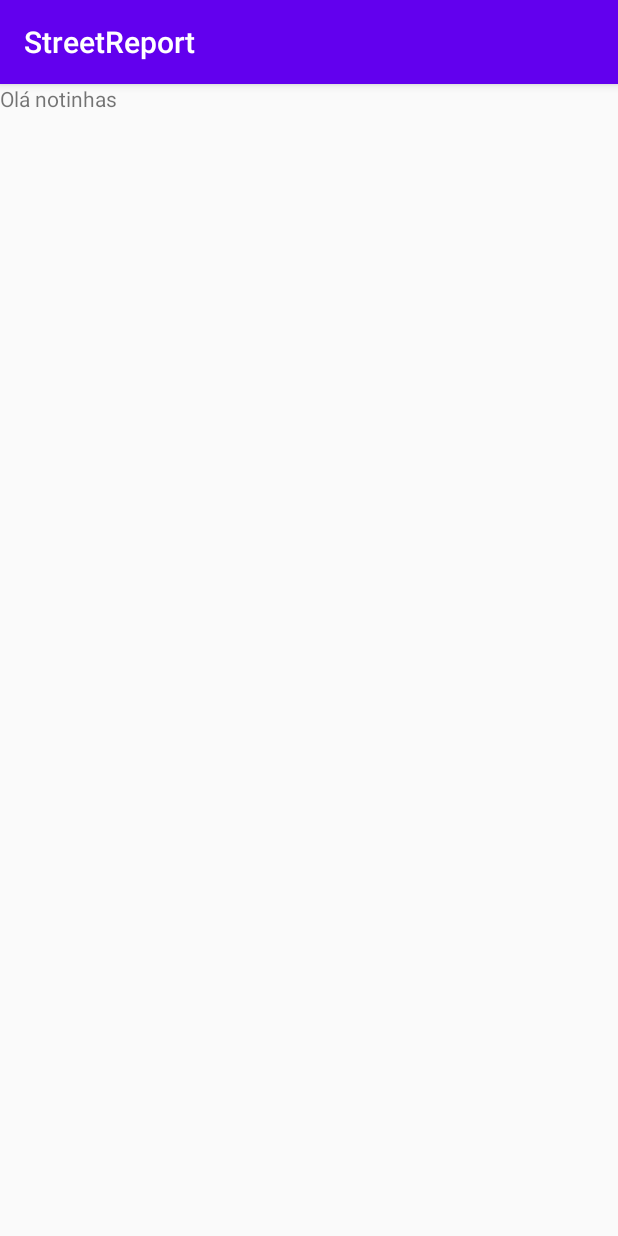
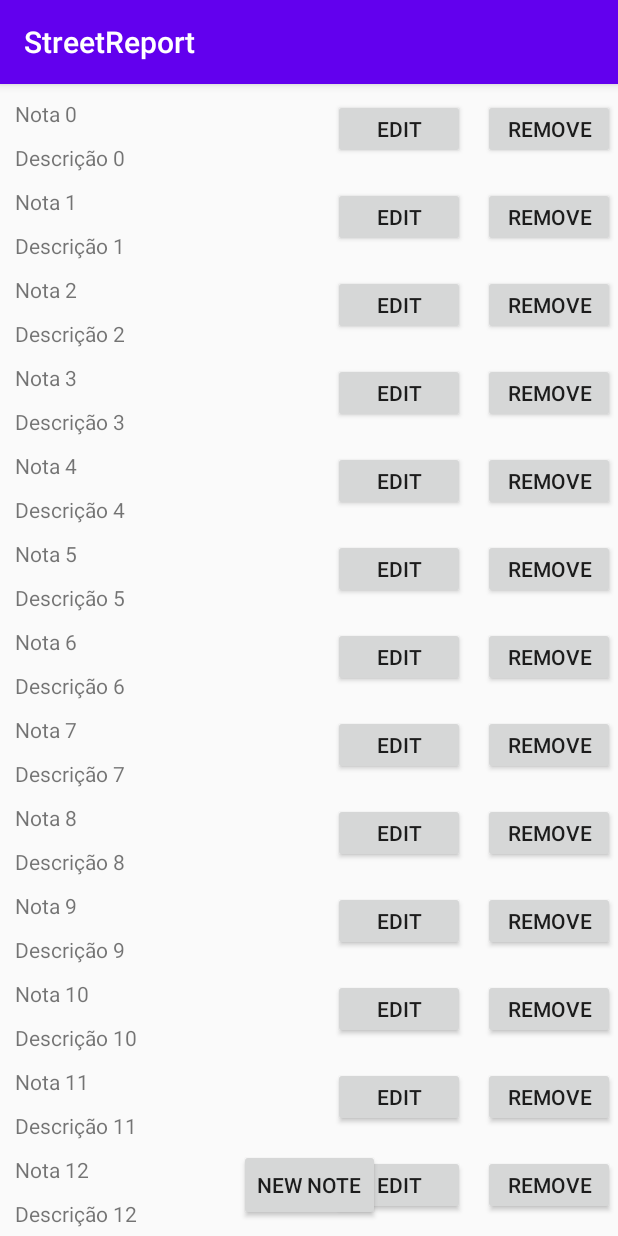
Before and after one commit to rodrigosa7/StreetReport, an Android app: the Notes screen opened directly, with no data from a screen before it, on a phone screen of 412 x 824 dp. Run offline under Robolectric (Android 15) with nearby library versions, the phone set to English and light mode, and no system bars.

Commit message:
Recycler View Adicionada

```diff
--- a/app/build.gradle
+++ b/app/build.gradle
@@ -31,6 +31,7 @@ dependencies {
     implementation 'androidx.appcompat:appcompat:1.2.0'
     implementation 'androidx.core:core-ktx:1.3.2'
     implementation 'androidx.constraintlayout:constraintlayout:2.0.4'
+    implementation "androidx.recyclerview:recyclerview:1.1.0"
     testImplementation 'junit:junit:4.12'
     androidTestImplementation 'androidx.test.ext:junit:1.1.2'
     androidTestImplementation 'androidx.test.espresso:espresso-core:3.3.0'
--- a/app/src/main/java/ipvc/estg/streetreport/Notes.kt
+++ b/app/src/main/java/ipvc/estg/streetreport/Notes.kt
@@ -2,10 +2,24 @@ package ipvc.estg.streetreport
 
 import androidx.appcompat.app.AppCompatActivity
 import android.os.Bundle
+import androidx.recyclerview.widget.LinearLayoutManager
+import ipvc.estg.streetreport.adapter.LineAdapter
+import ipvc.estg.streetreport.dataclass.Note
+import kotlinx.android.synthetic.main.activity_notes.*
 
 class Notes : AppCompatActivity() {
+    private lateinit var myList: ArrayList<Note>
+
     override fun onCreate(savedInstanceState: Bundle?) {
         super.onCreate(savedInstanceState)
         setContentView(R.layout.activity_notes)
+
+        myList = ArrayList<Note>()
+
+        for(i in 0 until 100){
+            myList.add(Note("Nota $i", "Descrição $i"))
+        }
+        recycler_view.adapter = LineAdapter(myList)
+        recycler_view.layoutManager = LinearLayoutManager(this)
     }
 }
--- /dev/null
+++ b/app/src/main/java/ipvc/estg/streetreport/adapter/LineAdapter.kt
@@ -0,0 +1,40 @@
+package ipvc.estg.streetreport.adapter
+
+import android.view.LayoutInflater
+import android.view.View
+import android.view.ViewGroup
+import androidx.recyclerview.widget.RecyclerView
+import ipvc.estg.streetreport.R
+import ipvc.estg.streetreport.dataclass.Note
+import kotlinx.android.synthetic.main.recycler_line.view.*
+
+class LineAdapter(val list: ArrayList<Note>): RecyclerView.Adapter<LineViewHolder>(){
+
+    override fun onCreateViewHolder(parent: ViewGroup, viewType: Int): LineViewHolder {
+
+        val itemView = LayoutInflater
+            .from(parent.context)
+            .inflate(R.layout.recycler_line, parent, false);
+        return LineViewHolder(itemView)
+    }
+
+    override fun getItemCount(): Int {
+        return list.size
+    }
+
+    override fun onBindViewHolder(holder: LineViewHolder, position: Int) {
+        val currentPlace = list[position]
+
+        holder.name.text = currentPlace.name
+        holder.desc.text = currentPlace.desc
+
+    }
+
+}
+
+class LineViewHolder(itemView: View) : RecyclerView.ViewHolder(itemView){
+
+    val name = itemView.name
+    val desc = itemView.desc
+
+}
--- /dev/null
+++ b/app/src/main/java/ipvc/estg/streetreport/dataclass/Note.kt
@@ -0,0 +1,5 @@
+package ipvc.estg.streetreport.dataclass
+
+data class Note (
+    val name: String, val desc: String
+)
--- a/app/src/main/res/layout/activity_notes.xml
+++ b/app/src/main/res/layout/activity_notes.xml
@@ -6,11 +6,25 @@
     android:layout_height="match_parent"
     tools:context=".Notes">
 
-    <TextView
-        android:id="@+id/textView"
+    <androidx.recyclerview.widget.RecyclerView
+        android:id="@+id/recycler_view"
+        android:layout_width="match_parent"
+        android:layout_height="match_parent"
+        app:layout_constraintBottom_toBottomOf="parent"
+        app:layout_constraintEnd_toEndOf="parent"
+        app:layout_constraintStart_toStartOf="parent"
+        tools:listitem="@layout/recycler_line"
+        app:layout_constraintTop_toTopOf="parent">
+
+    </androidx.recyclerview.widget.RecyclerView>
+
+    <Button
+        android:id="@+id/button4"
         android:layout_width="wrap_content"
         android:layout_height="wrap_content"
-        android:text="Olá notinhas"
-        tools:layout_editor_absoluteX="173dp"
-        tools:layout_editor_absoluteY="315dp" />
+        android:layout_marginBottom="10dp"
+        android:text="@string/newNote"
+        app:layout_constraintBottom_toBottomOf="parent"
+        app:layout_constraintEnd_toEndOf="parent"
+        app:layout_constraintStart_toStartOf="parent" />
 </androidx.constraintlayout.widget.ConstraintLayout>
--- /dev/null
+++ b/app/src/main/res/layout/recycler_line.xml
@@ -0,0 +1,54 @@
+<?xml version="1.0" encoding="utf-8"?>
+<androidx.constraintlayout.widget.ConstraintLayout xmlns:android="http://schemas.android.com/apk/res/android"
+    xmlns:app="http://schemas.android.com/apk/res-auto"
+    xmlns:tools="http://schemas.android.com/tools"
+    android:id="@+id/relativeLayout"
+    android:layout_width="match_parent"
+    android:layout_height="wrap_content">
+
+    <TextView
+        android:id="@+id/name"
+        android:layout_width="wrap_content"
+        android:layout_height="wrap_content"
+        android:layout_marginStart="10dp"
+        android:layout_marginLeft="10dp"
+        android:layout_marginTop="10dp"
+        android:layout_marginEnd="10dp"
+        android:layout_marginRight="10dp"
+        android:layout_marginBottom="10dp"
+        android:text="Titulo Nota"
+        app:layout_constraintStart_toStartOf="parent"
+        app:layout_constraintTop_toTopOf="parent" />
+
+    <TextView
+        android:id="@+id/desc"
+        android:layout_width="wrap_content"
+        android:layout_height="wrap_content"
+        android:layout_margin="10dp"
+        android:layout_marginStart="10dp"
+        android:layout_marginLeft="10dp"
+        android:layout_marginTop="30dp"
+        android:text="Descricao"
+        app:layout_constraintStart_toStartOf="parent"
+        app:layout_constraintTop_toBottomOf="@+id/name" />
+
+    <Button
+        android:id="@+id/edit"
+        android:layout_width="wrap_content"
+        android:layout_height="40dp"
+        android:layout_marginRight="12dp"
+        android:layout_toLeftOf="@id/remove"
+        android:text="@string/edit"
+        app:layout_constraintRight_toLeftOf="@id/remove"
+        app:layout_constraintTop_toTopOf="@+id/name" />
+
+    <Button
+        android:id="@+id/remove"
+        android:layout_width="wrap_content"
+        android:layout_height="40dp"
+        android:text="@string/remove"
+        app:layout_constraintEnd_toEndOf="parent"
+        app:layout_constraintHorizontal_bias="0.993"
+        app:layout_constraintStart_toStartOf="parent"
+        app:layout_constraintTop_toTopOf="@+id/name" />
+</androidx.constraintlayout.widget.ConstraintLayout>
--- a/app/src/main/res/values/strings.xml
+++ b/app/src/main/res/values/strings.xml
@@ -3,4 +3,7 @@
     <string name="mapa">map</string>
     <string name="notas">notes</string>
     <string name="reports">reports</string>
+    <string name="newNote">new note</string>
+    <string name="edit">edit</string>
+    <string name="remove">remove</string>
 </resources>
```
Also changed, not shown: 1 other file.
